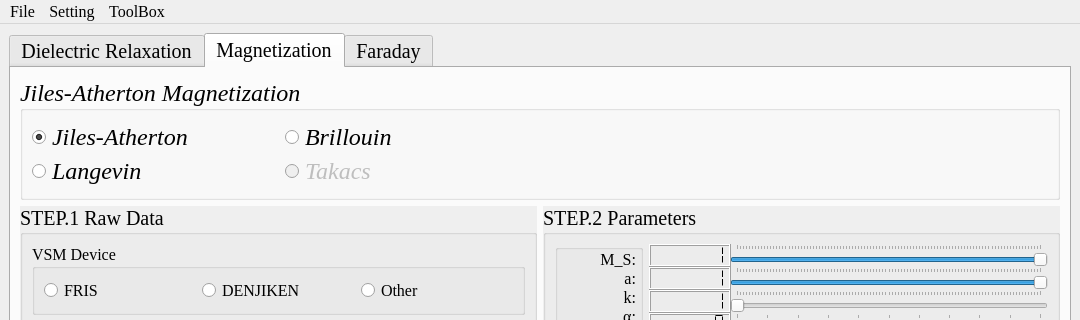
This is app/ui/simulator_ui.ui in obliviousgarden/DataProcessingPlatform as Qt 5 draws it before an edit; both pictures show x 0 to 1080 and y 0 to 320 of the 1080 by 1080 pixel window. The edited form follows.
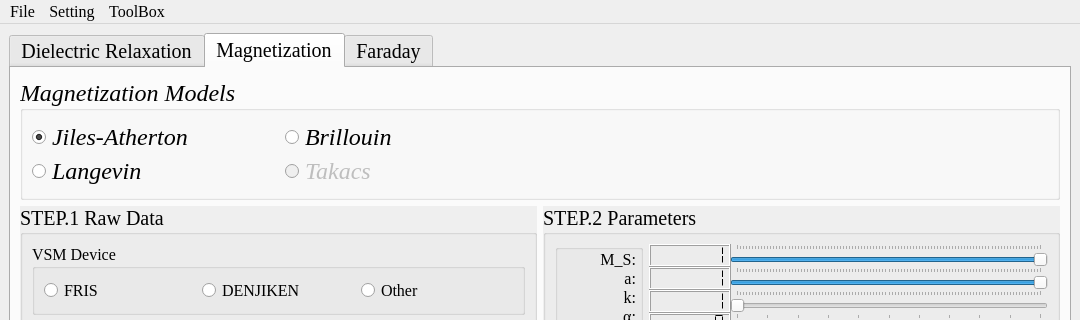
This is the edited form. Icons and pictures are not drawn.

Commit message: 第31次提交 1. 完善了磁化的全部功能 2. 改进了SicencePlot工具类 3. 完成了Magnetization的‘Plot’功能

```diff
--- a/app/ui/simulator_ui.ui
+++ b/app/ui/simulator_ui.ui
@@ -912,7 +912,7 @@
            <string notr="true"/>
           </property>
           <property name="title">
-           <string>Jiles-Atherton Magnetization</string>
+           <string>Magnetization Models</string>
           </property>
           <property name="alignment">
            <set>Qt::AlignLeading|Qt::AlignLeft|Qt::AlignVCenter</set>
```
Left out of the diff: 4 changed lines with no effect on the pictures. The commit also changes 2 other files.
